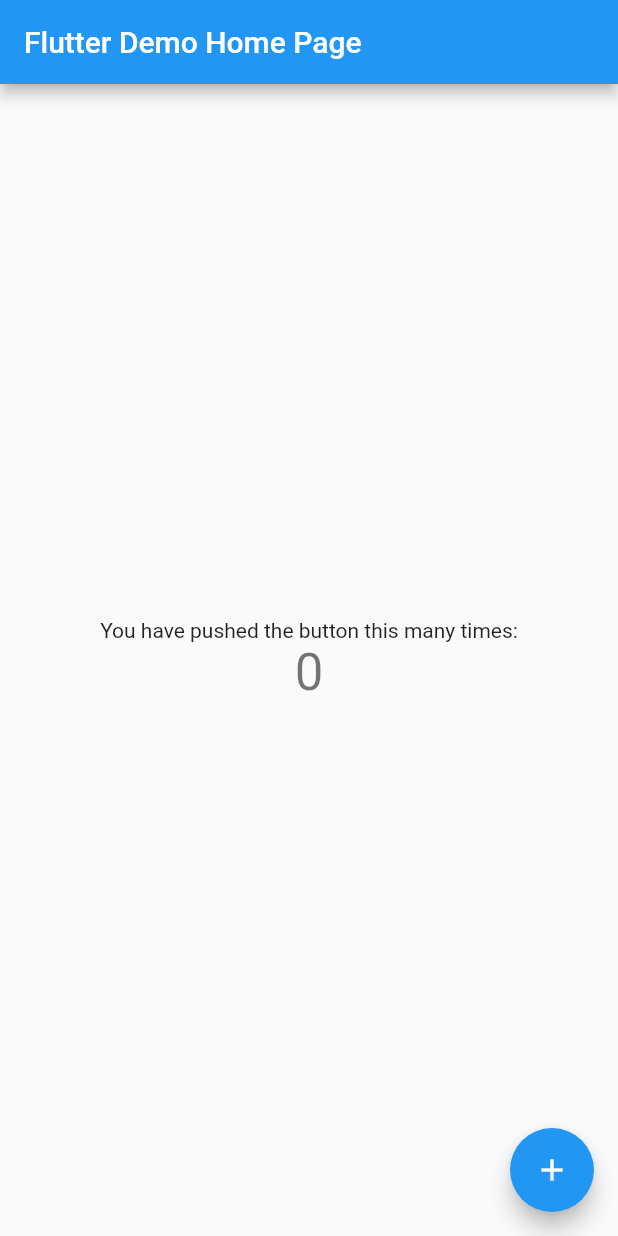
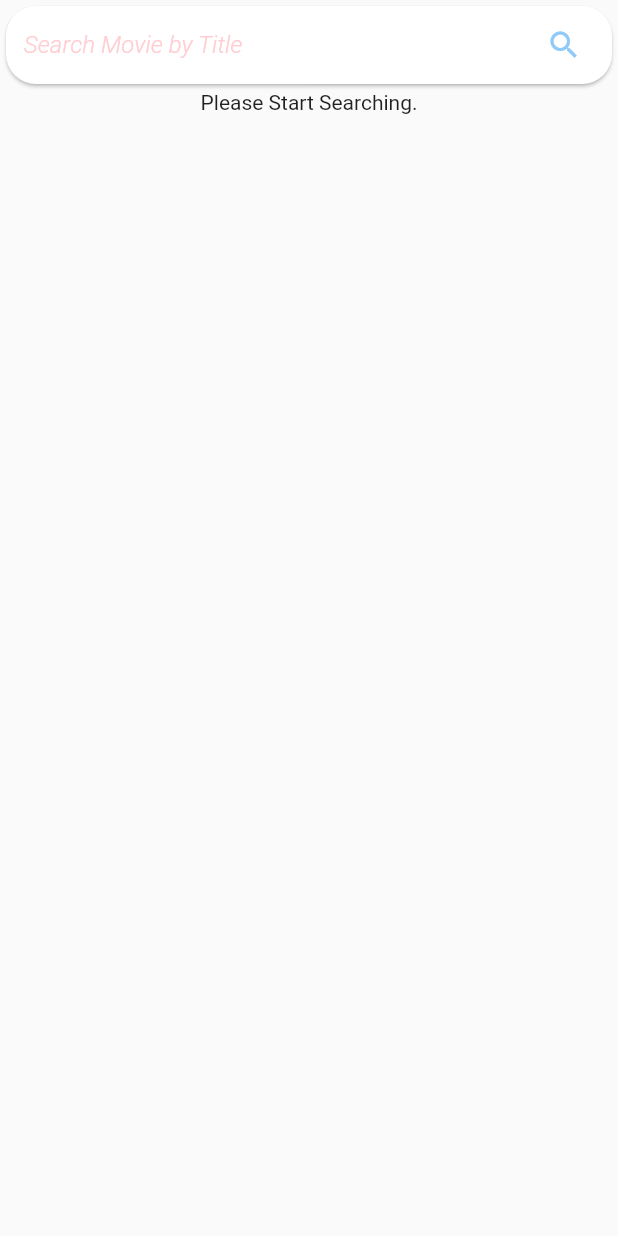
Before and after one commit to PuneethRegonda/IMDb-MINI-SEARCH, a Flutter app: the screen it shows after launch, on a phone screen of 412 x 824 dp. Run offline on Flutter 3.47's test engine with Material 2 defaults, Android fonts, the light colour scheme and no system bars.

Commit message:
Search Functionality TODO: Proper Exception Handling

```diff
--- /dev/null
+++ b/movie_query/lib/core/api/datamodels.dart
@@ -0,0 +1,49 @@
+class ApiResponseModel {
+  bool okResponse;
+  int recordsFound;
+  List<Movie> searchResults = [];
+
+  ApiResponseModel({this.okResponse, this.recordsFound, this.searchResults});
+
+  ApiResponseModel.fromJson(Map<String, dynamic> json) {
+    this.okResponse = json['Response'] == 'True' ? true : false;
+    this.recordsFound = int.parse(json['totalResults']);
+    print("Response ${json['Response']}");
+    print("results $recordsFound");
+    if (okResponse) {
+      try {
+        json['Search'].forEach((value) {
+          // print("movie parsing ${value["Title"]}");
+          this.searchResults.add(Movie.fromJson(value));
+        });
+        // print("seacrh results $searchResults");
+      } catch (e) {
+        print("found exception $e");
+      }
+    }
+  }
+}
+
+class Movie {
+  String title;
+  String imdbID;
+  String year;
+  String posterUrl;
+  String type;
+
+  Movie({this.title, this.imdbID, this.year, this.posterUrl, this.type});
+
+  Movie.fromJson(Map<String, dynamic> json) {
+    this.title = json['Title'];
+    this.imdbID = json['imdbID'];
+    this.type = json['Type'];
+    this.year = json['Year'];
+    this.posterUrl = json['Poster'];
+  }
+}
+
+////Title	"The Avengers"
+// Year	"2012"
+// imdbID	"tt0848228"
+// Type	"movie"
+// Poster	"https://m.media-amazon.c…MxODk2OTU@._V1_SX300.jpg"
--- /dev/null
+++ b/movie_query/lib/features/movieSearch/data/adapaterUIandrepositry.dart
@@ -0,0 +1,16 @@
+class ApiResponse<T> {
+  Status status;
+  T data;
+  String message;
+  ApiResponse.notInitialize(this.message) : status = Status.EMPTYSTRING;
+  ApiResponse.loading(this.message) : status = Status.LOADING;
+  ApiResponse.completed(this.data) : status = Status.COMPLETED;
+  ApiResponse.error(this.message) : status = Status.ERROR;
+  ApiResponse.noReslutsFound(this.message) : status = Status.NORESFOUND;
+  @override
+  String toString() {
+    return "Status : $status \n Message : $message \n Data : $data";
+  }
+}
+
+enum Status { NORESFOUND, EMPTYSTRING, LOADING, COMPLETED, ERROR }
--- /dev/null
+++ b/movie_query/lib/features/movieSearch/presentation/bloc/myBloc.dart
@@ -0,0 +1,37 @@
+import 'dart:async';
+import 'package:movie_query/features/movieSearch/repository/resultMovieRepo.dart';
+
+class MovieSearchBloc {
+  static String _movienametyped = "";
+
+  String get moveName => _movienametyped;
+
+  SearchedMovieRepository movieRepository;
+
+  final _searchStreamController = StreamController<String>();
+
+  StreamSink<String> get searchStreamsink => _searchStreamController.sink;
+
+  Stream<String> get searchStream => _searchStreamController.stream;
+
+  final _searchEventController = StreamController<String>();
+
+  Sink<String> get searchEventSink => _searchEventController.sink;
+
+  MovieSearchBloc() {
+    _searchEventController.stream.listen(onData);
+  }
+
+  onData(String typedString) {
+    _movienametyped = typedString;
+    searchStreamsink.add(_movienametyped);
+    print(_movienametyped);
+    if (_movienametyped.isEmpty) print("String is empty");
+  }
+
+  void dispose() {
+    _searchEventController.close();
+    _searchStreamController.close();
+    // _responseStreamController.close();
+  }
+}
--- /dev/null
+++ b/movie_query/lib/features/movieSearch/presentation/bloc/queryBloc.dart
@@ -0,0 +1,46 @@
+import 'dart:async';
+
+import 'package:movie_query/core/api/datamodels.dart';
+import 'package:movie_query/features/movieSearch/data/adapaterUIandrepositry.dart';
+import 'package:movie_query/features/movieSearch/repository/resultMovieRepo.dart';
+
+class QueryBloc {
+  static final StreamController<ApiResponse<List<Movie>>>
+      _responsestreamController = StreamController<ApiResponse<List<Movie>>>();
+
+  Sink<ApiResponse<List<Movie>>> get _responseStreamSink =>
+      _responsestreamController.sink;
+  Stream<ApiResponse<List<Movie>>> get responseStream =>
+      _responsestreamController.stream;
+
+  SearchedMovieRepository movieRepository;
+
+  QueryBloc() {
+    movieRepository = SearchedMovieRepository();
+    // _responsestreamController.stream.listen(streamSetToListen);
+  }
+
+  Future streamSetToListen(String typedString) async {
+    if (typedString.isNotEmpty) {
+      _responseStreamSink.add(ApiResponse.loading("Searching for the Movie"));
+      print("resposeStream ");
+      try {
+        List<Movie> results = await movieRepository.fetchMoviesList();
+        print("Results:");
+        if (results != null)
+          _responseStreamSink.add(ApiResponse.completed(results));
+      } catch (e) {
+        print("Exception $e");
+        _responseStreamSink.add(ApiResponse.error(e.toString()));
+      }
+    } else {
+      print("Empty String");
+      _responseStreamSink.add(ApiResponse.notInitialize("Empty String"));
+    }
+  }
+
+  @override
+  void dispose() {
+    _responsestreamController.close();
+  }
+}
--- /dev/null
+++ b/movie_query/lib/features/movieSearch/presentation/pages/homePage.dart
@@ -0,0 +1,59 @@
+import 'package:flutter/material.dart';
+import 'package:flutter/rendering.dart';
+import 'package:movie_query/core/api/datamodels.dart';
+import 'package:movie_query/features/movieSearch/data/adapaterUIandrepositry.dart';
+import 'package:movie_query/features/movieSearch/presentation/bloc/queryBloc.dart';
+import 'package:movie_query/features/movieSearch/presentation/widgets/widget.dart';
+
+class HomeScreen extends StatelessWidget {
+  final _queryBloc = QueryBloc();
+
+  @override
+  Widget build(BuildContext context) {
+    return SafeArea(
+      child: Align(
+        alignment: Alignment.topCenter,
+        child: Column(
+          children: <Widget>[
+            SearchBar(),
+            StreamBuilder<ApiResponse<List<Movie>>>(
+              stream: _queryBloc.responseStream,
+              builder: (BuildContext context,
+                  AsyncSnapshot<ApiResponse<List<Movie>>> snapshot) {
+                if (snapshot.hasData) {
+                  switch (snapshot.data.status) {
+                    case Status.EMPTYSTRING:
+                      return Container(
+                        child: Text("Empty String !!!"),
+                      );
+                      break;
+                    case Status.LOADING:
+                      return Loading(
+                        loadingMessage: snapshot.data.message,
+                      );
+                      break;
+                    case Status.COMPLETED:
+                      return MovieListView(movieList: snapshot.data.data);
+                      break;
+                    case Status.ERROR:
+                      return Center(
+                        child: Text(
+                            "There is an Error ${snapshot.data.toString()}"),
+                      );
+                      break;
+                    case Status.NORESFOUND:
+                      return Container(child: Text("No Results Found"));
+                      break;
+                  }
+                }
+                return Center(
+                  child: Text("Please Start Searching."),
+                );
+              },
+            ),
+          ],
+        ),
+      ),
+    );
+  }
+}
--- /dev/null
+++ b/movie_query/lib/features/movieSearch/presentation/widgets/search_bar.dart
@@ -0,0 +1,65 @@
+import 'package:flutter/material.dart';
+import 'package:movie_query/features/movieSearch/presentation/bloc/myBloc.dart';
+import 'package:movie_query/features/movieSearch/presentation/bloc/queryBloc.dart';
+
+class SearchBar extends StatelessWidget {
+  SearchBar({
+    Key key,
+  }) : super(key: key);
+
+  final MovieSearchBloc _bloc = MovieSearchBloc();
+  final _queryBloc = QueryBloc();
+
+  @override
+  Widget build(BuildContext context) {
+    return Row(
+      children: <Widget>[
+        Expanded(
+          child: SizedBox(
+            height: 60.0,
+            child: Card(
+              child: Padding(
+                padding: const EdgeInsets.symmetric(horizontal: 8.0),
+                child: Row(
+                  children: <Widget>[
+                    Expanded(
+                      child: TextFormField(
+                        onChanged: (String value) {
+                            _bloc.searchEventSink.add(value);
+                        },
+                        decoration: InputDecoration(
+                            border: InputBorder.none,
+                            hintText: " Search Movie by Title ",
+                            hintStyle: TextStyle(
+                                color: Colors.red[100],
+                                fontWeight: FontWeight.w300,
+                                fontSize: 16.0,
+                                fontStyle: FontStyle.italic)),
+                      ),
+                    ),
+                    Row(
+                      mainAxisAlignment: MainAxisAlignment.center,
+                      mainAxisSize: MainAxisSize.min,
+                      children: <Widget>[
+                        IconButton(
+                          onPressed: () {
+                            // print("Pressed");
+                            _queryBloc.streamSetToListen(_bloc.moveName);
+                          },
+                          icon: Icon(Icons.search),
+                          color: Colors.blue[200],
+                        )
+                      ],
+                    ),
+                  ],
+                ),
+              ),
+              shape: RoundedRectangleBorder(
+                  borderRadius: BorderRadius.circular(20.0)),
+            ),
+          ),
+        ),
+      ],
+    );
+  }
+}
--- /dev/null
+++ b/movie_query/lib/features/movieSearch/presentation/widgets/widget.dart
@@ -0,0 +1,3 @@
+export './loading.dart';
+export './search_bar.dart';
+export './movieListView.dart';
--- /dev/null
+++ b/movie_query/lib/features/movieSearch/repository/resultMovieRepo.dart
@@ -0,0 +1,18 @@
+import 'package:movie_query/core/api/apiCredentials.dart';
+import 'package:movie_query/core/api/datamodels.dart';
+import 'package:movie_query/core/api/exceptions.dart';
+
+class SearchedMovieRepository {
+  Future<List<Movie>> fetchMoviesList() async {
+    var json = await Api.getMovies();
+      print("json is $json");
+      if (json["Error"] != null) {
+        if (json["Error"].toString().contains("Moview not found"))
+          throw MoviewNotFoundException("Error: Movie Not Found!!");
+        else if (json["Error"].toString().contains("Too many results"))
+          throw TooManyResults("Error: Too many results!!");
+      }
+      var list = ApiResponseModel.fromJson(json).searchResults;
+      return list;
+  }
+}
--- a/movie_query/lib/main.dart
+++ b/movie_query/lib/main.dart
@@ -1,111 +1,20 @@
 import 'package:flutter/material.dart';
+
+import 'features/movieSearch/presentation/pages/homePage.dart';
+
 
 void main() => runApp(MyApp());
 
 class MyApp extends StatelessWidget {
-  // This widget is the root of your application.
   @override
   Widget build(BuildContext context) {
     return MaterialApp(
-      title: 'Flutter Demo',
-      theme: ThemeData(
-        // This is the theme of your application.
-        //
-        // Try running your application with "flutter run". You'll see the
-        // application has a blue toolbar. Then, without quitting the app, try
-        // changing the primarySwatch below to Colors.green and then invoke
-        // "hot reload" (press "r" in the console where you ran "flutter run",
-        // or simply save your changes to "hot reload" in a Flutter IDE).
-        // Notice that the counter didn't reset back to zero; the application
-        // is not restarted.
-        primarySwatch: Colors.blue,
-      ),
-      home: MyHomePage(title: 'Flutter Demo Home Page'),
-    );
+        debugShowCheckedModeBanner: false,
+        title: 'MovieQuery',
+        home: Scaffold(body: HomeScreen()));
   }
 }
 
-class MyHomePage extends StatefulWidget {
-  MyHomePage({Key key, this.title}) : super(key: key);
 
-  // This widget is the home page of your application. It is stateful, meaning
-  // that it has a State object (defined below) that contains fields that affect
-  // how it looks.
-
-  // This class is the configuration for the state. It holds the values (in this
-  // case the title) provided by the parent (in this case the App widget) and
-  // used by the build method of the State. Fields in a Widget subclass are
-  // always marked "final".
-
-  final String title;
-
-  @override
-  _MyHomePageState createState() => _MyHomePageState();
-}
-
-class _MyHomePageState extends State<MyHomePage> {
-  int _counter = 0;
-
-  void _incrementCounter() {
-    setState(() {
-      // This call to setState tells the Flutter framework that something has
-      // changed in this State, which causes it to rerun the build method below
-      // so that the display can reflect the updated values. If we changed
-      // _counter without calling setState(), then the build method would not be
-      // called again, and so nothing would appear to happen.
-      _counter++;
-    });
-  }
-
-  @override
-  Widget build(BuildContext context) {
-    // This method is rerun every time setState is called, for instance as done
-    // by the _incrementCounter method above.
-    //
-    // The Flutter framework has been optimized to make rerunning build methods
-    // fast, so that you can just rebuild anything that needs updating rather
-    // than having to individually change instances of widgets.
-    return Scaffold(
-      appBar: AppBar(
-        // Here we take the value from the MyHomePage object that was created by
-        // the App.build method, and use it to set our appbar title.
-        title: Text(widget.title),
-      ),
-      body: Center(
-        // Center is a layout widget. It takes a single child and positions it
-        // in the middle of the parent.
-        child: Column(
-          // Column is also a layout widget. It takes a list of children and
-          // arranges them vertically. By default, it sizes itself to fit its
-          // children horizontally, and tries to be as tall as its parent.
-          //
-          // Invoke "debug painting" (press "p" in the console, choose the
-          // "Toggle Debug Paint" action from the Flutter Inspector in Android
-          // Studio, or the "Toggle Debug Paint" command in Visual Studio Code)
-          // to see the wireframe for each widget.
-          //
-          // Column has various properties to control how it sizes itself and
-          // how it positions its children. Here we use mainAxisAlignment to
-          // center the children vertically; the main axis here is the vertical
-          // axis because Columns are vertical (the cross axis would be
-          // horizontal).
-          mainAxisAlignment: MainAxisAlignment.center,
-          children: <Widget>[
-            Text(
-              'You have pushed the button this many times:',
-            ),
-            Text(
-              '$_counter',
-              style: Theme.of(context).textTheme.display1,
-            ),
-          ],
-        ),
-      ),
-      floatingActionButton: FloatingActionButton(
-        onPressed: _incrementCounter,
-        tooltip: 'Increment',
-        child: Icon(Icons.add),
-      ), // This trailing comma makes auto-formatting nicer for build methods.
-    );
-  }
-}
+// new List<int>.generate(10, (i) => i + 1)
+//
--- a/movie_query/pubspec.yaml
+++ b/movie_query/pubspec.yaml
@@ -19,6 +19,8 @@
 dependencies:
   flutter:
     sdk: flutter
+  http: ^0.12.0+2
+  data_connection_checker: ^0.3.4
 
   # The following adds the Cupertino Icons font to your application.
   # Use with the CupertinoIcons class for iOS style icons.
```
Also changed, not shown: movie_query/lib/core/api/apiCredentials.dart (added, +47 -0 lines), movie_query/lib/core/api/exceptions.dart (added, +28 -0 lines), movie_query/lib/features/movieSearch/presentation/widgets/loading.dart (added, +19 -0 lines), movie_query/lib/features/movieSearch/presentation/widgets/movieListView.dart (added, +22 -0 lines), movie_query/pubspec.lock, 1 other file.
